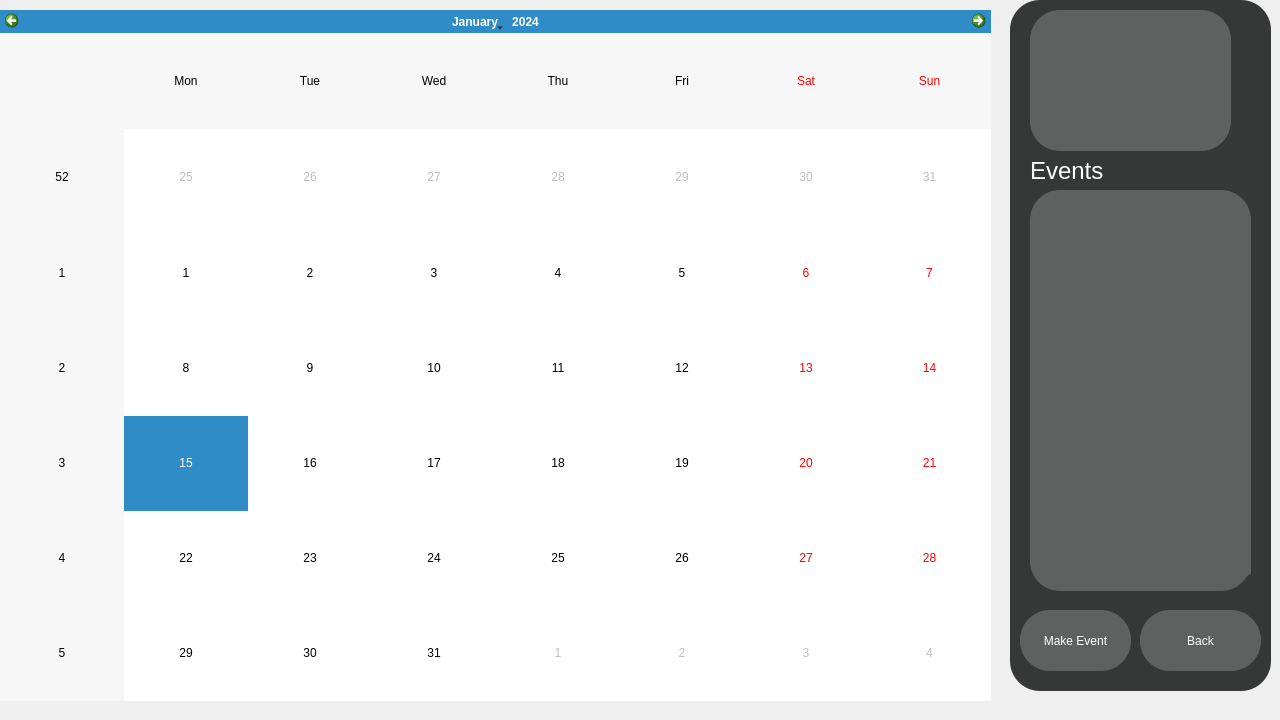
First picture: the form in forms/calendar.ui, repository IVAndreev21/YRT, before the edit.
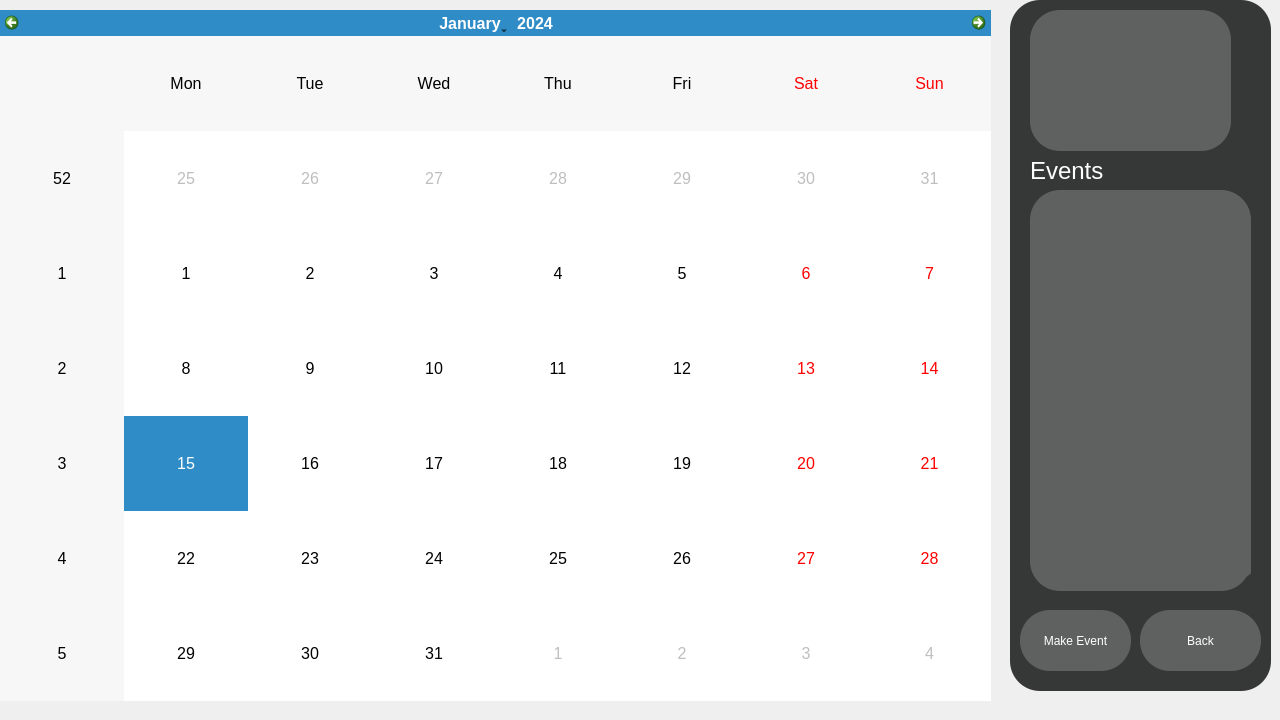
Second picture: the form after the edit.

The edit to the form file:
```diff
--- a/forms/calendar.ui
+++ b/forms/calendar.ui
@@ -22,6 +22,11 @@
      <height>691</height>
     </rect>
    </property>
+   <property name="font">
+    <font>
+     <pointsize>12</pointsize>
+    </font>
+   </property>
    <property name="styleSheet">
     <string notr="true"/>
    </property>
```
